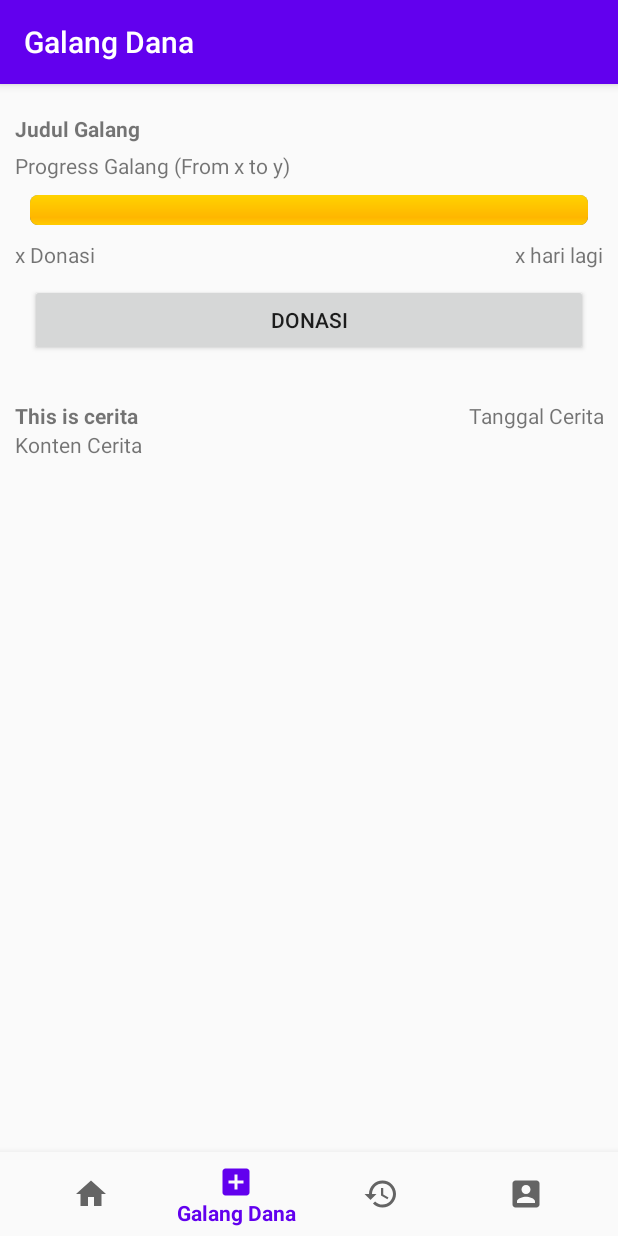
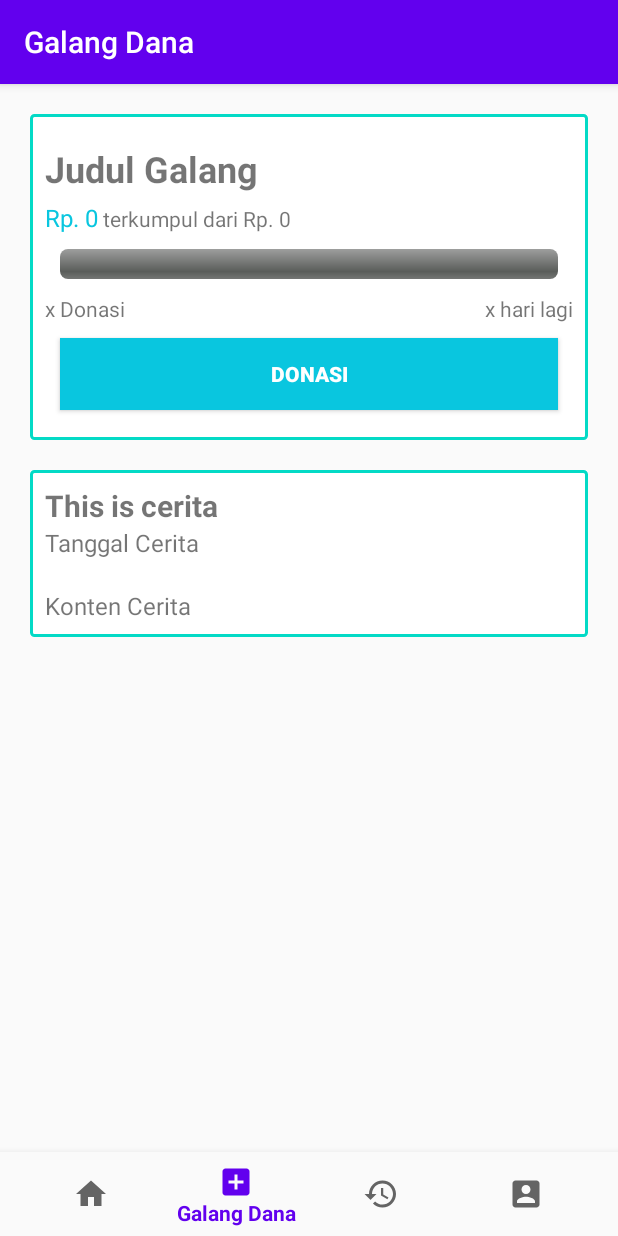
Before and after one commit to winlian99/ProyekAplikasiDonasi, an Android app: the GalangFragment screen opened through its navigation route, on a phone screen of 412 x 824 dp. Run offline under Robolectric (Android 15) with nearby library versions, the phone set to English and light mode, and no system bars; our stand-ins replace Firebase (no records; nobody signed in at launch, a user with empty details on screens opened directly), navigation-ui; 11 statements that could not run were skipped.

Commit message:
Attempt: Prettify Galang Fragment

```diff
--- a/app/src/main/java/com/example/proyekaplikasidonasi/ui/galang/GalangFragment.kt
+++ b/app/src/main/java/com/example/proyekaplikasidonasi/ui/galang/GalangFragment.kt
@@ -13,6 +13,9 @@ import com.google.firebase.auth.FirebaseAuth
 import com.google.firebase.firestore.FirebaseFirestore
 import com.google.firebase.ktx.Firebase
 import kotlinx.android.synthetic.main.fragment_galang.*
+import java.text.DecimalFormat
+import java.text.NumberFormat
+import java.util.*
 
 class GalangFragment : Fragment() {
 
@@ -38,15 +41,24 @@ class GalangFragment : Fragment() {
         db.collection(dbCol).document(userId).get().addOnSuccessListener {
             var data = it?.data as MutableMap<String, String>
             judul_galang.setText(data.get("name").toString())
-            text_progress.setText("Rp. " + data.get("donated_cash").toString()
-                    + " terkumpul dari Rp. " + data.get("target").toString())
+
+            val donasi: Double = data.get("donated_cash").toString().toDouble()
+            val tDonasi: Double = data.get("target").toString().toDouble()
+            val format: NumberFormat = DecimalFormat("#,###")
+            val finalDonasi: String = "Rp. " + format.format(donasi).toString()
+            val targetDonasi: String = " terkumpul dari Rp. " + format.format(tDonasi).toString()
+
+            donasi_sekarang.setText(finalDonasi)
+            target_donasi.setText(targetDonasi)
+
             val a = data.get("donated_cash").toString().toFloat()
             val b = data.get("target").toString().toFloat()
-            val c = ((25000000/b) * 100).toInt()
+            val c = ((a/b) * 100).toInt()
+
             progress_galang.setProgress(c)
             Log.d("Value of c: ", c.toString())
-            jumlah_donasi.setText(data.get("donated_num").toString())
-            batas_galang.setText("Berakhir pada tanggal " + data.get("limit").toString())
+            jumlah_donasi.setText(data.get("donated_num").toString() + " donasi")
+            batas_galang.setText("Berakhir pada: " + data.get("limit").toString())
             description_title.setText(data.get("description_title").toString())
             description_date.setText(data.get("date").toString())
             description.setText(data.get("description").toString())
--- /dev/null
+++ b/app/src/main/res/drawable/box_with_border.xml
@@ -0,0 +1,9 @@
+<?xml version="1.0" encoding="utf-8"?>
+<shape xmlns:android="http://schemas.android.com/apk/res/android"
+    android:shape="rectangle">
+
+    <solid android:color="@color/design_default_color_background"/>
+    <stroke android:width="2dip" android:color="@color/design_default_color_secondary"/>
+    <corners android:radius="2dp"></corners>
+
+</shape>
--- a/app/src/main/res/layout/fragment_galang.xml
+++ b/app/src/main/res/layout/fragment_galang.xml
@@ -6,6 +6,7 @@
     tools:context=".ui.galang.GalangFragment">
 
     <LinearLayout
+        android:padding="10dp"
         android:layout_width="match_parent"
         android:layout_height="match_parent"
         android:orientation="vertical">
@@ -16,27 +17,46 @@
             android:layout_height="wrap_content"/>
 
         <LinearLayout
+            android:padding="10sp"
+            android:background="@drawable/box_with_border"
             android:id="@+id/header_galang"
             android:layout_width="match_parent"
             android:layout_height="wrap_content"
-            android:layout_margin="10sp"
+            android:layout_margin="10dp"
             android:orientation="vertical"
             tools:ignore="MissingConstraints">
 
             <TextView
+                android:textSize="24sp"
                 android:id="@+id/judul_galang"
                 android:layout_width="match_parent"
                 android:layout_height="wrap_content"
-                android:paddingTop="10sp"
+                android:paddingTop="10dp"
                 android:text="Judul Galang"
                 android:textStyle="bold" />
 
+            <LinearLayout
+                android:orientation="horizontal"
+                android:layout_width="match_parent"
+                android:layout_height="wrap_content">
+
                 <TextView
-                android:id="@+id/text_progress"
+                    android:textColor="@color/startBlue"
+                    android:textSize="16sp"
+                    android:id="@+id/donasi_sekarang"
+                    android:layout_width="wrap_content"
+                    android:layout_height="wrap_content"
+                    android:paddingTop="5dp"
+                    android:text="Rp. x" />
+
+                <TextView
+                    android:id="@+id/target_donasi"
+                    android:textSize="14sp"
                     android:layout_width="match_parent"
                     android:layout_height="wrap_content"
-                android:paddingTop="5sp"
-                android:text="Progress Galang (From x to y)" />
+                    android:text=" terkumpul dari y"/>
+
+            </LinearLayout>
 
             <ProgressBar
                 android:id="@+id/progress_galang"
@@ -52,12 +72,14 @@
                 android:orientation="horizontal">
 
                 <TextView
+                    android:textSize="14sp"
                     android:id="@+id/jumlah_donasi"
                     android:layout_width="wrap_content"
                     android:layout_height="wrap_content"
                     android:text="x Donasi" />
 
                 <TextView
+                    android:textSize="14sp"
                     android:id="@+id/batas_galang"
                     android:layout_width="match_parent"
                     android:layout_height="wrap_content"
@@ -68,24 +90,25 @@
             <Button
                 android:layout_width="match_parent"
                 android:layout_height="wrap_content"
-                android:layout_margin="10sp"
+                android:layout_margin="10dp"
+                android:textStyle="bold"
+                android:background="@color/startBlue"
+                android:textColor="@color/cardview_light_background"
                 android:text="DONASI" />
 
         </LinearLayout>
 
         <LinearLayout
+            android:padding="10dp"
+            android:background="@drawable/box_with_border"
             android:id="@+id/cerita_galang"
             android:layout_width="match_parent"
             android:layout_height="wrap_content"
-            android:layout_margin="10sp"
+            android:layout_margin="10dp"
             android:orientation="vertical">
 
-            <LinearLayout
-                android:layout_width="match_parent"
-                android:layout_height="wrap_content"
-                android:orientation="horizontal">
-
             <TextView
+                android:textSize="20sp"
                 android:id="@+id/description_title"
                 android:layout_width="wrap_content"
                 android:layout_height="wrap_content"
@@ -93,14 +116,15 @@
                 android:textStyle="bold" />
 
             <TextView
+                android:textSize="16sp"
                 android:id="@+id/description_date"
                 android:layout_width="match_parent"
                 android:layout_height="wrap_content"
-                    android:gravity="right"
                 android:text="Tanggal Cerita" />
-            </LinearLayout>
 
             <TextView
+                android:layout_marginTop="20dp"
+                android:textSize="16sp"
                 android:id="@+id/description"
                 android:layout_width="match_parent"
                 android:layout_height="wrap_content"
```
Lines whose indentation alone changed are shown as unchanged.
